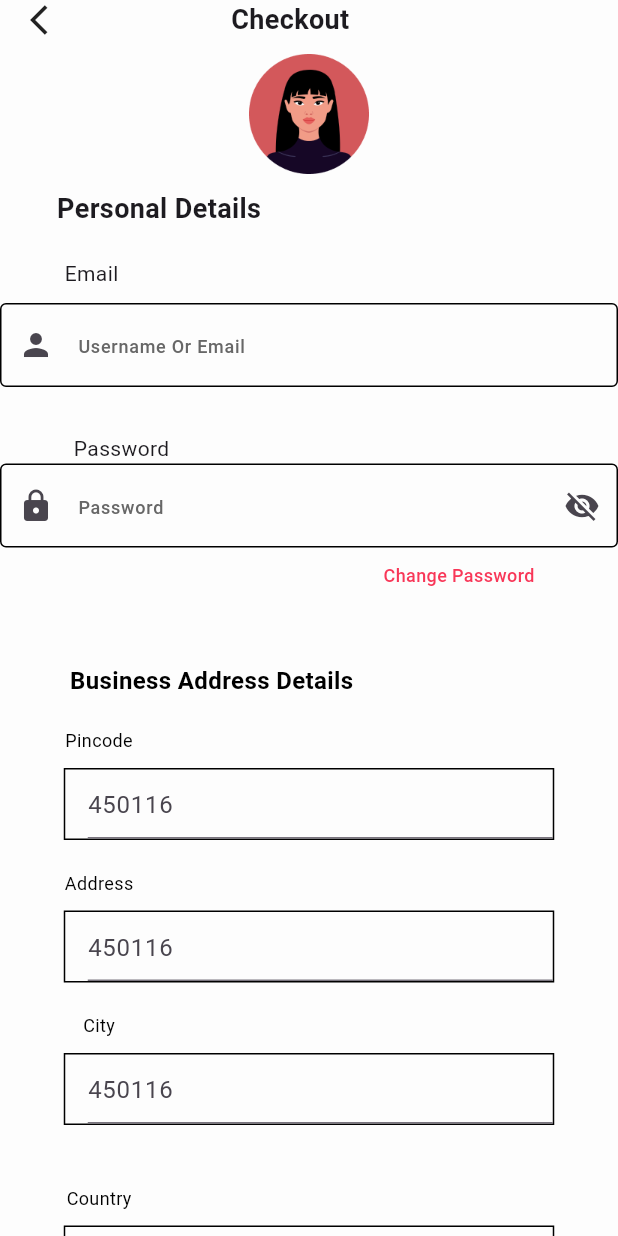
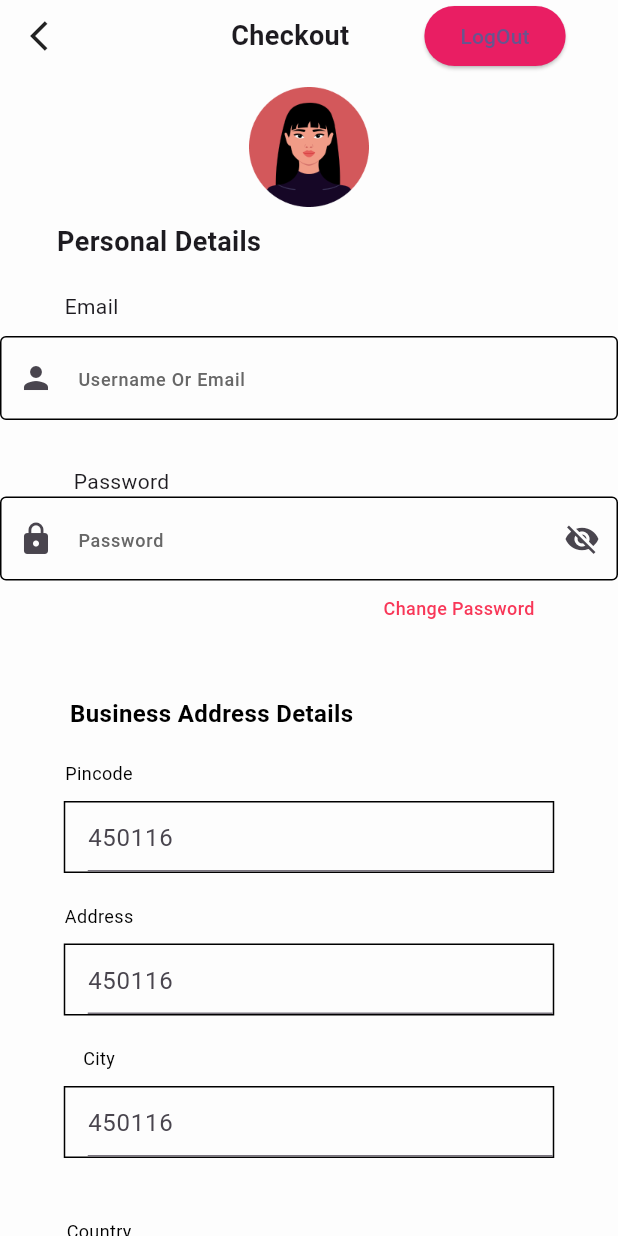
Before and after one commit to Feliciajay/Hackathonproject, a Flutter app: the Profile screen opened directly, on a phone screen of 412 x 824 dp. Run offline on Flutter 3.47's test engine with Material 3 defaults, Android fonts, the phone set to English and light mode, and no system bars; our stand-ins replace cloud_firestore, firebase_auth, firebase_core, firebase_storage, image_picker; missing offline and left inert: dart:ffi, page_view_sliding_indicator; accounts and stored records are empty.

```diff
--- a/lib/apis/auth.dart
+++ b/lib/apis/auth.dart
@@ -82,4 +82,8 @@ class AuthService {
           .showSnackBar(SnackBar(content: Text('${e.message}')));
     }
   }
+
+  static Future logout() async {
+    firebaseauth.signOut();
+  }
 }
--- a/lib/home/provider/navbar_provider.dart
+++ b/lib/home/provider/navbar_provider.dart
@@ -1,5 +1,6 @@
 import 'package:flutter/material.dart';
 import 'package:hackathon/home/homepage.dart';
+import 'package:hackathon/home/widget/profile.dart';
 import 'package:hackathon/home/widget/shop_page.dart';
 import 'package:hackathon/home/widget/trending_product.dart';
 
@@ -13,9 +14,7 @@ class NavbarProvider extends ChangeNotifier {
     const Center(
       child: Text("Search"),
     ),
-    const Center(
-      child: Text("Profile"),
-    ),
+    const Profile()
   ];
 
   void onChange(int index) {
--- a/lib/home/widget/profile.dart
+++ b/lib/home/widget/profile.dart
@@ -1,8 +1,12 @@
 import 'package:flutter/material.dart';
 import 'package:flutter/widgets.dart';
+import 'package:hackathon/apis/auth.dart';
 import 'package:hackathon/constant/app_color.dart';
 import 'package:hackathon/constant/app_image.dart';
+import 'package:hackathon/home/home_nav.dart';
+import 'package:hackathon/home/homepage.dart';
 import 'package:hackathon/home/widget/checkout.dart';
+import 'package:hackathon/signin/signin.dart';
 import 'package:hackathon/signin/widget/auth_text_field.dart';
 
 class Profile extends StatefulWidget {
@@ -18,12 +22,12 @@ class _ProfileState extends State<Profile> {
   @override
   Widget build(BuildContext context) {
     return Scaffold(
-      backgroundColor: const Color(0xffFDFDFD),
+      backgroundColor: Color(0xffFDFDFD),
       body: SafeArea(
         child: SingleChildScrollView(
           child: Column(
             children: [
-              const Padding(
+              Padding(
                 padding: EdgeInsets.only(left: 20),
                 child: Row(
                   children: [
@@ -36,6 +40,20 @@ class _ProfileState extends State<Profile> {
                             fontSize: 18, fontWeight: FontWeight.w600),
                       ),
                     ),
+                    SizedBox(
+                      width: 50,
+                    ),
+                    ElevatedButton(
+                        style: ElevatedButton.styleFrom(
+                            backgroundColor: AppColor.pink),
+                        onPressed: () async {
+                          await AuthService.logout();
+                          Navigator.pushReplacement(context,
+                              MaterialPageRoute(builder: (_) {
+                            return const SignInPage();
+                          }));
+                        },
+                        child: Text('LogOut'))
                   ],
                 ),
               ),
@@ -328,7 +346,7 @@ class _ProfileState extends State<Profile> {
                 child: GestureDetector(
                   onTap: () {
                     Navigator.push(context, MaterialPageRoute(builder: (_) {
-                      return const CheckOut();
+                      return const HomeScreen();
                     }));
                   },
                   child: const Text(
--- a/lib/seller/dashboard/dashboard.dart
+++ b/lib/seller/dashboard/dashboard.dart
@@ -13,10 +13,10 @@ class SellerDashBoard extends StatelessWidget {
           Container(
               height: 100,
               width: 100,
-              decoration: BoxDecoration(
+              decoration: const BoxDecoration(
                 color: AppColor.green,
               ),
-              child: Column(
+              child: const Column(
                 children: [
                   Text(
                     "Total Product",
--- a/lib/signin/widget/auth_text_field.dart
+++ b/lib/signin/widget/auth_text_field.dart
@@ -15,20 +15,23 @@ class _AuthTextFieldState extends State<AuthTextField> {
   @override
   Widget build(BuildContext context) {
     return TextField(
+      obscureText: widget.hintText.toLowerCase().contains("password")
+          ? _obscuretext
+          : false,
       controller: widget.controller,
       decoration: InputDecoration(
-        enabledBorder: OutlineInputBorder(),
-        focusedBorder: OutlineInputBorder(),
+        enabledBorder: const OutlineInputBorder(),
+        focusedBorder: const OutlineInputBorder(),
         prefixIcon: widget.hintText.toLowerCase().contains("email")
             ? const Icon(Icons.person)
             : widget.hintText.toLowerCase().contains("password")
                 ? const Icon(Icons.lock)
                 : widget.hintText.toLowerCase().contains("store")
-                    ? Icon(Icons.store)
+                    ? const Icon(Icons.store)
                     : widget.hintText.toLowerCase().contains("name")
-                        ? Icon(Icons.person_2_rounded)
+                        ? const Icon(Icons.person_2_rounded)
                         : widget.hintText.toLowerCase().contains("number")
-                            ? Icon(Icons.balance)
+                            ? const Icon(Icons.balance)
                             : null,
         suffixIcon: widget.hintText.toLowerCase().contains("password")
             ? IconButton(
--- a/pubspec.yaml
+++ b/pubspec.yaml
@@ -19,6 +19,8 @@ dependencies:
   cloud_firestore: ^4.17.3
   image_picker: ^1.1.1
   firebase_storage: ^11.7.5
+  flutter_secure_storage: ^9.2.2
+
 
 
 
```
Also changed, not shown: lib/home/homepage.dart (+29 -21 lines), lib/home/widget/shipping.dart (+11 -1 lines), lib/signin/signin.dart (+27 -7 lines), lib/signin/signup.dart (+11 -11 lines), pubspec.lock, 5 other files.
